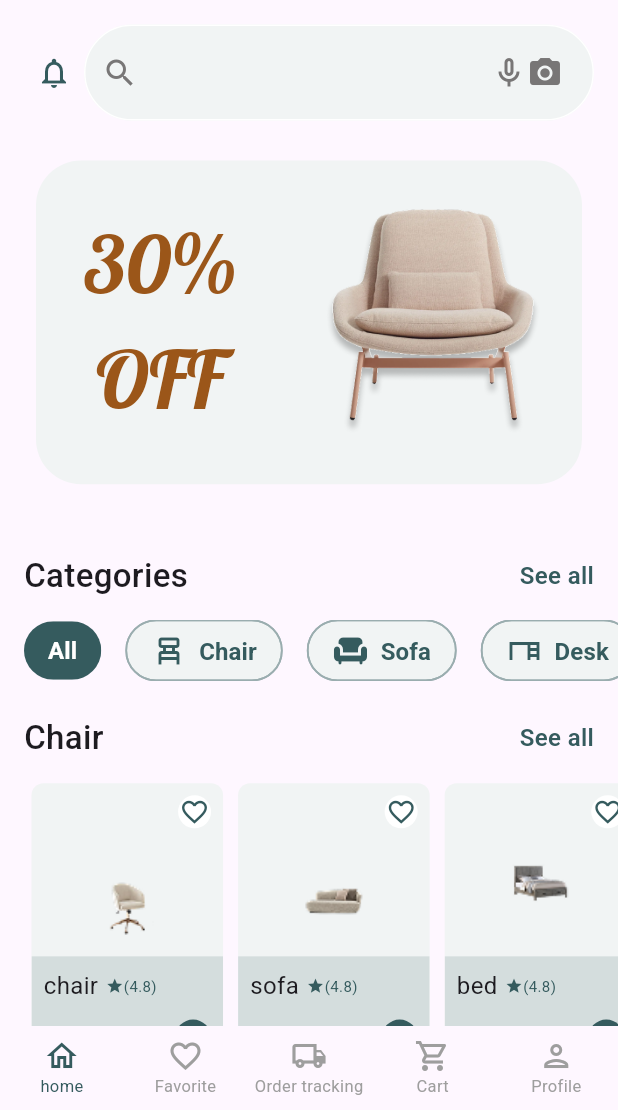
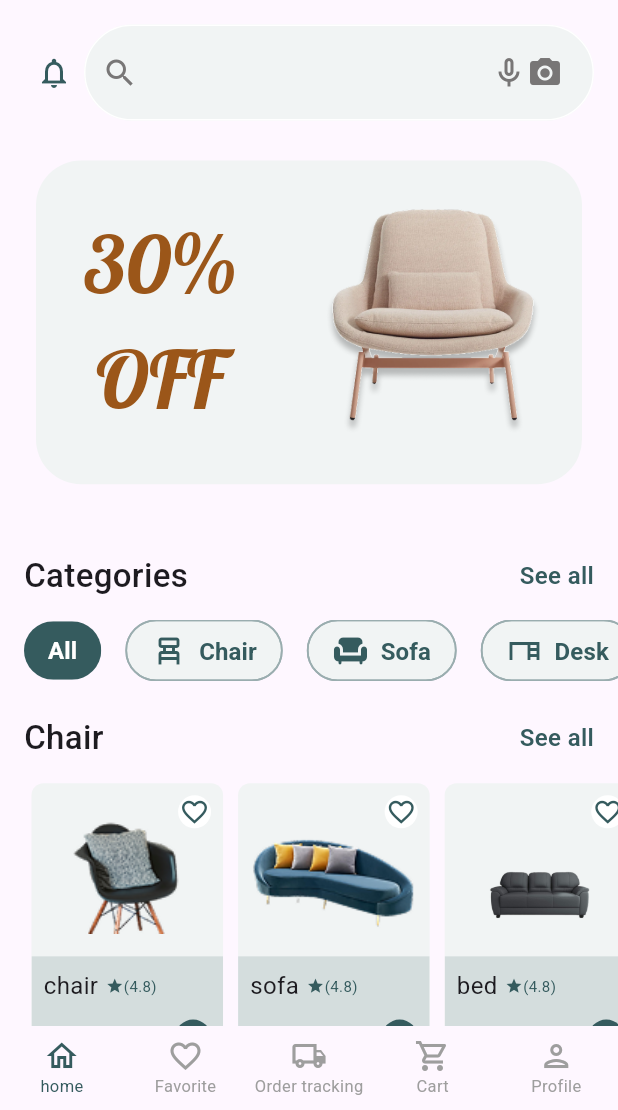
Before and after one commit to Rana-Mohsen/betna, a Flutter app: the screen it shows after launch, on a phone screen of 412 x 824 dp, the part 126-1236 px from its top. Run offline on Flutter 3.47's test engine with Material 3 defaults, Android fonts, the light colour scheme and no system bars; drawn by our look-alikes of carousel_slider; our stand-ins replace bloc, dartz, dio, flutter_bloc, get_it, go_router and 4 more; missing offline and left inert: imageview360.

Commit message:
editing home listview item

```diff
--- a/lib/constants.dart
+++ b/lib/constants.dart
@@ -15,38 +15,26 @@ final List<ItemModel> itemList = [
   ItemModel(
     name: "chair",
     price: "50",
-    image: 'assets/images/categories/chair.png',
+    image: 'assets/images/items/chair1.png',
   ),
-  ItemModel(
-    name: "sofa",
-    price: "100",
-    image: 'assets/images/categories/sofa.png',
-  ),
-  ItemModel(
-    name: "bed",
-    price: "200",
-    image: 'assets/images/categories/bed.png',
-  ),
+  ItemModel(name: "sofa", price: "100", image: 'assets/images/items/sofa1.png'),
+  ItemModel(name: "bed", price: "200", image: 'assets/images/items/sofa2.png'),
   ItemModel(
     name: "antique",
     price: "80",
-    image: 'assets/images/categories/antiques.png',
+    image: 'assets/images/items/antique.png',
   ),
   ItemModel(
     name: "carpet",
     price: "70",
-    image: 'assets/images/categories/carpet.png',
+    image: 'assets/images/items/chair1.png',
   ),
   ItemModel(
     name: "cupboard",
     price: "70",
-    image: 'assets/images/categories/cupboard.png',
+    image: 'assets/images/items/chair2.png',
   ),
-  ItemModel(
-    name: "lamp",
-    price: "70",
-    image: 'assets/images/categories/lamp.png',
-  ),
+  ItemModel(name: "lamp", price: "70", image: 'assets/images/items/lamp.png'),
 ];
 List<ItemModel> cartList = [];
 List<ItemModel> favList = [];
--- a/lib/views/home/widgets/listview_item.dart
+++ b/lib/views/home/widgets/listview_item.dart
@@ -27,7 +27,14 @@ class ListViewItem extends StatelessWidget {
               alignment: Alignment.topRight,
               child: FavoriteIcon(item: item),
             ),
-            Positioned(top: 4.h, child: Image.asset(item.image, width: 22.w)),
+            Positioned(
+              top: 2.5.h,
+              child: SizedBox(
+                width: 29.w,
+                height: 10.h,
+                child: Image.asset(item.image),
+              ),
+            ),
             Align(
               alignment: Alignment.bottomCenter,
               child: Container(
@@ -40,7 +47,16 @@ class ListViewItem extends StatelessWidget {
                     Row(
                       spacing: 5,
                       children: [
-                        Text(item.name, style: FontStyles.textStyle16),
+                        Flexible(
+                          child: Text(
+                            item.name,
+                            style: FontStyles.textStyle16.copyWith(
+                              overflow: TextOverflow.fade,
+                            ),
+                            maxLines: 1,
+                            softWrap: false,
+                          ),
+                        ),
                         ItemRating(),
                       ],
                     ),
--- a/pubspec.yaml
+++ b/pubspec.yaml
@@ -91,6 +91,7 @@ flutter:
   assets:
     - assets/images/
     - assets/images/categories/
+    - assets/images/items/
     - assets/icons/
     - assets/icons/profile/
     - assets/icons/auth/
```
Also changed, not shown: assets/images/items/antique.png (added), assets/images/items/chair1.png (added), assets/images/items/chair2.png (added), assets/images/items/lamp.png (added), assets/images/items/sofa1.png (added), assets/images/items/sofa2.png (added).
